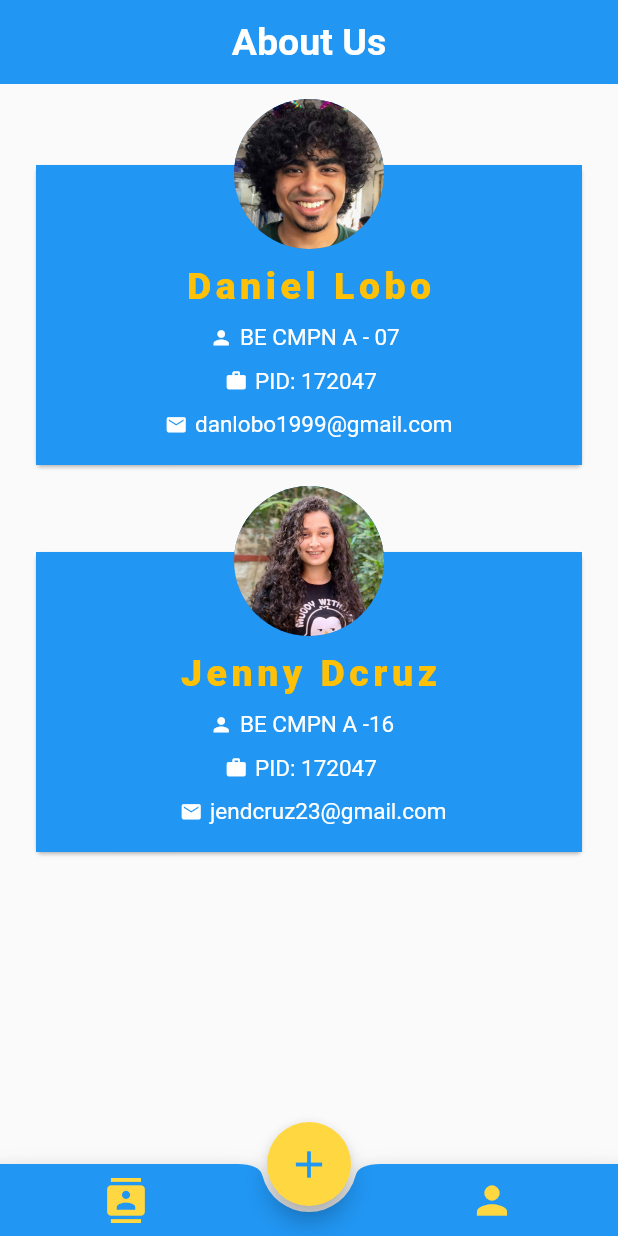
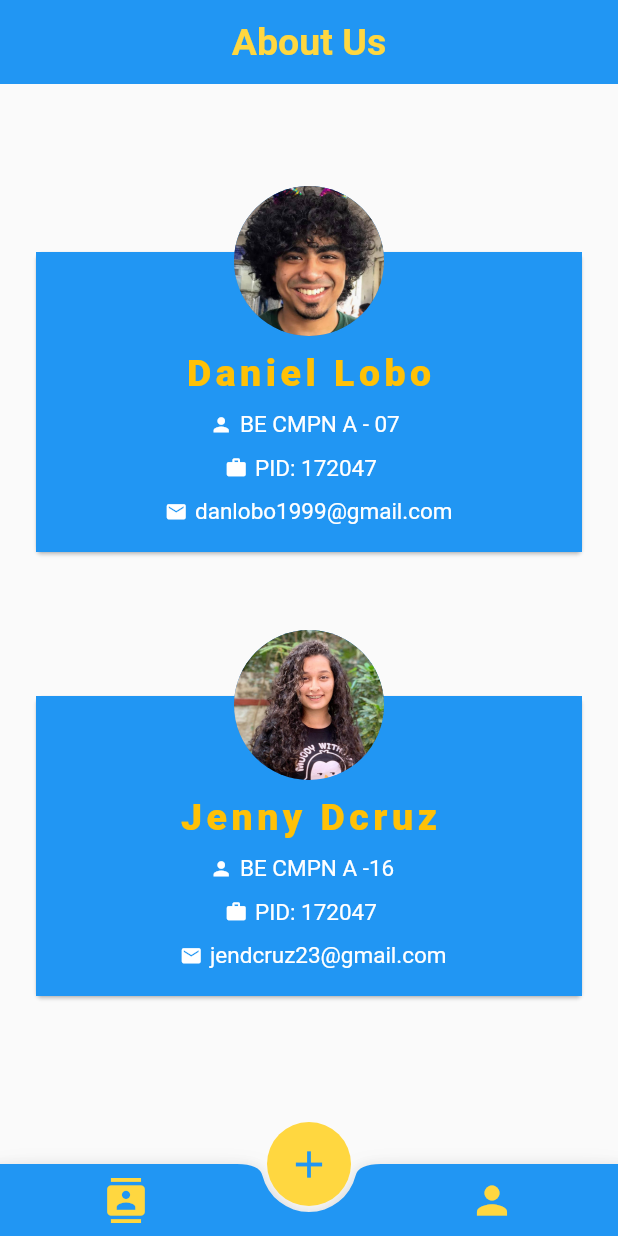
Before and after one commit to jendcruz22/ContactManagement-Flutter, a Flutter app: the screen it shows after launch, swiped to page 2, on a phone screen of 412 x 824 dp. Run offline on Flutter 3.47's test engine with Material 2 defaults, Android fonts, the phone set to English and light mode, and no system bars; our stand-ins replace flutter_slidable, sqflite; missing offline and left inert: flappy_search_bar; accounts and stored records are empty.

Commit message:
fixed: minor bugs

```diff
--- a/lib/screens/about_us.dart
+++ b/lib/screens/about_us.dart
@@ -14,25 +14,18 @@ class AboutUs extends StatelessWidget {
           style: TextStyle(
             fontSize: 25,
             fontWeight: FontWeight.w700,
+            color: Colors.amberAccent,
           ),
         ),
         centerTitle: true,
       ),
 
-        body: SingleChildScrollView(
+        body: Padding(
+          padding: const EdgeInsets.fromLTRB(20, 20, 20, 20),
           child: Column(
             mainAxisAlignment: MainAxisAlignment.spaceEvenly,
             crossAxisAlignment: CrossAxisAlignment.center,
-
-            children: <Widget>[
-              /// Images
-              Padding(
-                padding: const EdgeInsets.fromLTRB(20, 20, 20, 20),
-                child: Column(
             children: [
-
-                    SizedBox(height: 30.0,),
-
               Container(
                 child: new Stack(
                   children: <Widget>[
@@ -149,7 +142,6 @@ class AboutUs extends StatelessWidget {
                 ),
               ),
 
-                    SizedBox(height: 50.0,),
               Container(
                 child: new Stack(
                   children: <Widget>[
@@ -269,9 +261,6 @@ class AboutUs extends StatelessWidget {
             ],
           ),
         ),
-            ],
-        ),
-      ),
     );
   }
 }
--- a/lib/screens/home.dart
+++ b/lib/screens/home.dart
@@ -15,6 +15,7 @@ class _HomeState extends State<Home> {
   @override
   Widget build(BuildContext context) {
     return Scaffold(
+      resizeToAvoidBottomPadding: false,
       /// Body
       body: PageView(
         controller: _myPage,
@@ -33,6 +34,7 @@ class _HomeState extends State<Home> {
 
       /// Floating action button
       floatingActionButton: FloatingActionButton(
+        elevation: 0,
         backgroundColor: Colors.amberAccent,
         child: const Icon(
           Icons.add,
```
Lines whose indentation alone changed are shown as unchanged.
